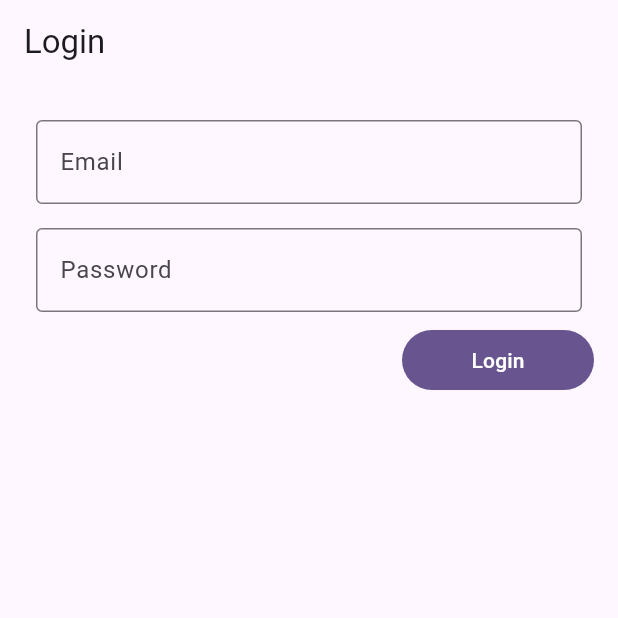
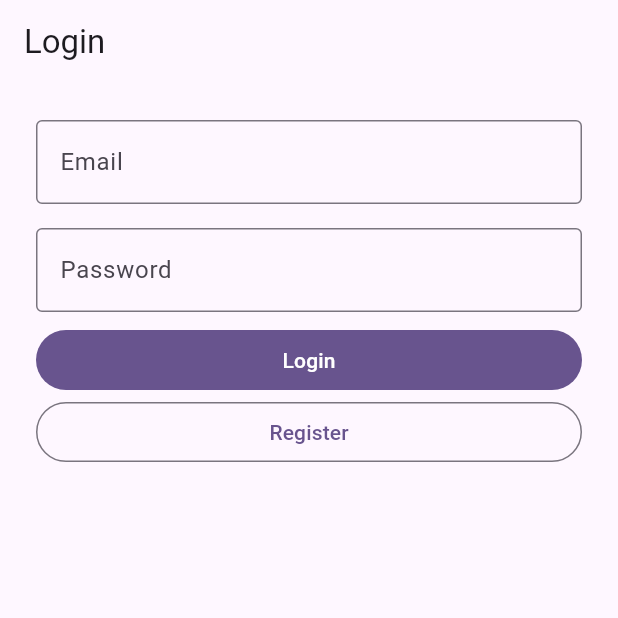
Before and after one commit to anxdre/DolanFlutterApp, a Flutter app: the screen it shows after launch, on a phone screen of 412 x 824 dp, the top half of it. Run offline on Flutter 3.47's test engine with Material 3 defaults, Android fonts, the phone set to English and light mode, and no system bars; our stand-ins replace shared_preferences.

Commit message:
adding auth page

```diff
--- a/lib/pages/auth/LoginPage.dart
+++ b/lib/pages/auth/LoginPage.dart
@@ -1,3 +1,4 @@
+import 'package:dolan/pages/auth/RegisterPage.dart';
 import 'package:flutter/material.dart';
 
 class LoginPage extends StatefulWidget {
@@ -36,7 +37,27 @@ class _LoginPage extends State<LoginPage> {
                   ),
                 ),
               ),
-              Container(alignment: Alignment.centerRight, child: SizedBox(width:128.0,child: FilledButton(onPressed: (){}, child: const Text('Login')))),
+              Container(
+                  padding: EdgeInsets.symmetric(horizontal: 8.0),
+                  alignment: Alignment.center,
+                  child: SizedBox(
+                      width: MediaQuery.of(context).size.width,
+                      child: FilledButton(
+                          onPressed: () {}, child: const Text('Login')))),
+
+              Container(
+                  padding: EdgeInsets.symmetric(horizontal: 8.0),
+                  alignment: Alignment.center,
+                  child: SizedBox(
+                      width: MediaQuery.of(context).size.width,
+                      child: OutlinedButton(
+                          onPressed: () {
+                            Navigator.of(context).push(
+                              MaterialPageRoute(
+                                builder: (context) => const RegisterPage(),
+                              ),
+                            );
+                          }, child: const Text('Register')))),
             ],
           ),
         ),
--- a/pubspec.yaml
+++ b/pubspec.yaml
@@ -35,6 +35,7 @@ dependencies:
   # The following adds the Cupertino Icons font to your application.
   # Use with the CupertinoIcons class for iOS style icons.
   cupertino_icons: ^1.0.2
+  shared_preferences: ^2.2.2
 
 dev_dependencies:
   flutter_test:
```
Also changed, not shown: lib/pages/auth/RegisterPage.dart (+68 -1 lines), lib/pages/services/SharedPrefHelper.dart (added, +8 -0 lines), pubspec.lock, 2 other files.
